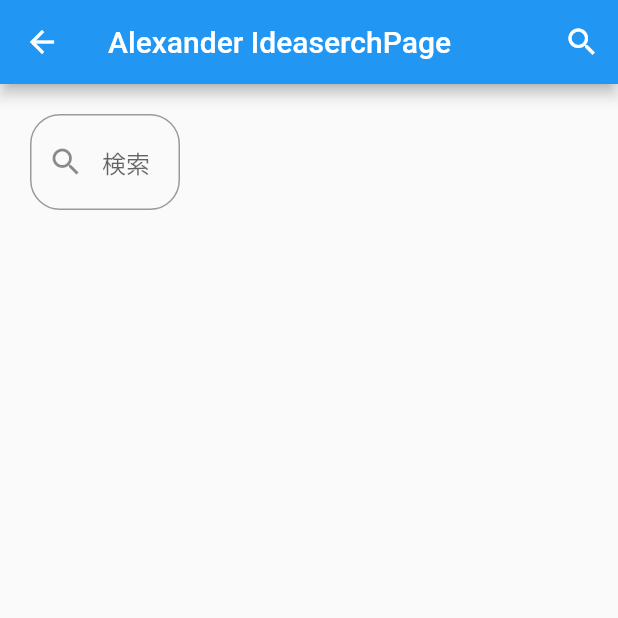
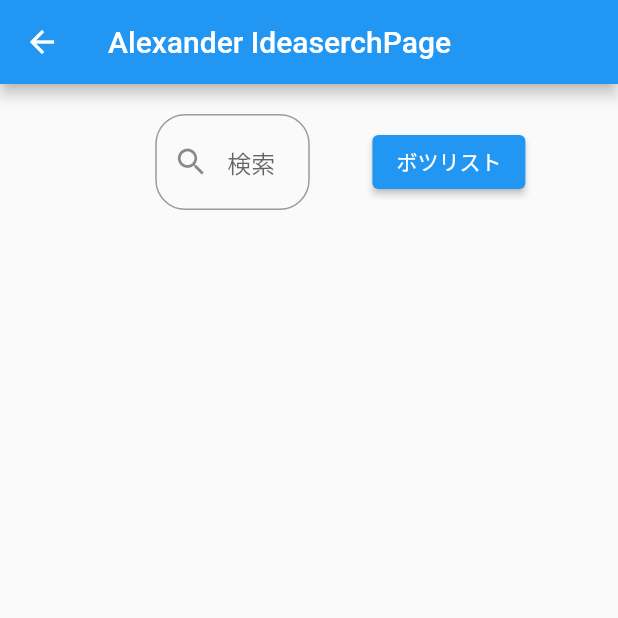
Before and after one commit to K-shir0/Alexander, a Flutter app: the screen it shows after launch, on a phone screen of 412 x 824 dp, the top half of it. Run offline on Flutter 3.47's test engine with Material 2 defaults, Android fonts, the phone set to English and light mode, and no system bars.

Commit message:
検索フィールドの完成

```diff
--- a/lib/pages/ideaserch_page.dart
+++ b/lib/pages/ideaserch_page.dart
@@ -8,32 +8,26 @@ class IdeaPage extends StatefulWidget {
 }
 
 class _IdeaPageState extends State<IdeaPage> {
-  //検索バーの出現を管理するための変数
-  bool searchcheck = true;
-
   @override
   Widget build(BuildContext context) {
+    //画面サイズを取得
+    final Size size = MediaQuery.of(context).size;
     return Scaffold(
       appBar: AppBar(
         title: const Text('Alexander IdeaserchPage'),
-        actions: [
-          IconButton(
-            icon: const Icon(Icons.search),
-            //検索ボタンをクリック時
-            onPressed: () {},
-          ),
-        ],
       ),
       body: Container(
         padding: const EdgeInsets.all(20),
-        child: Row(
+        child: Column(
           children: [
             //true = 表示, false = 非表示
-            if (searchcheck == true)
-              const SizedBox(
-                height: 100,
-                width: 100,
-                child: TextField(
+            Row(
+              mainAxisAlignment: MainAxisAlignment.spaceEvenly,
+              children: [
+                const Text(''),
+                SizedBox(
+                  width: size.width / 4,
+                  child: const TextField(
                     decoration: InputDecoration(
                       border: OutlineInputBorder(
                         borderRadius: BorderRadius.all(Radius.circular(20)),
@@ -43,6 +37,12 @@ class _IdeaPageState extends State<IdeaPage> {
                     ),
                   ),
                 ),
+                ElevatedButton(
+                  onPressed: () {},
+                  child: const Text('ボツリスト'),
+                )
+              ],
+            ),
           ],
         ),
       ),
```
Lines whose indentation alone changed are shown as unchanged.
